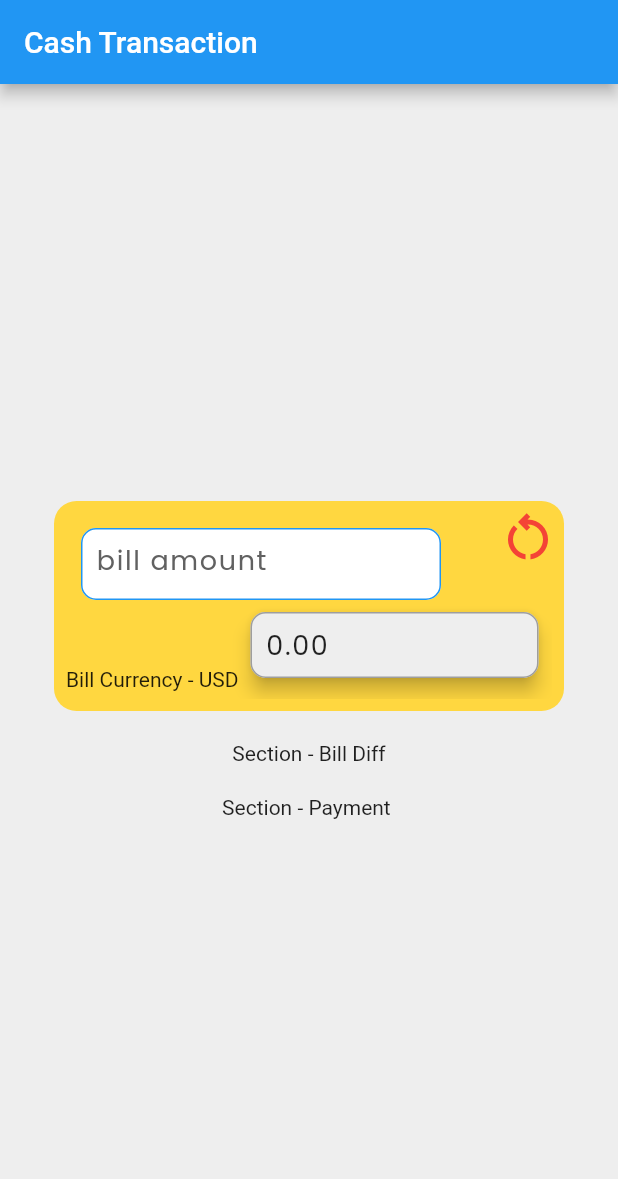
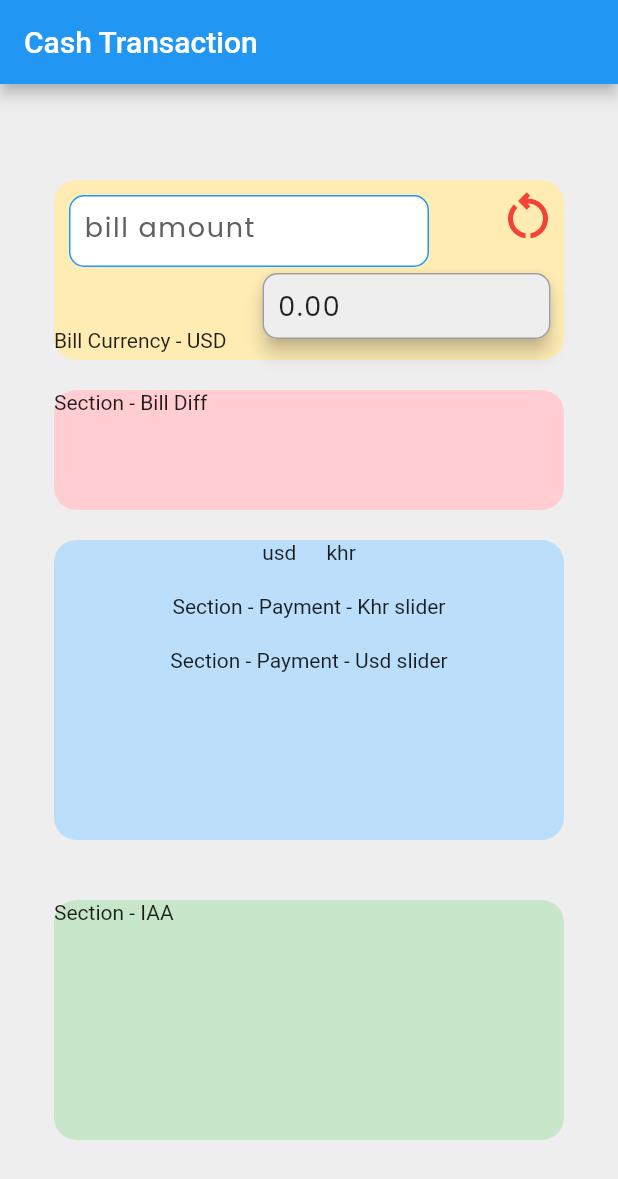
Before and after one commit to carlstep/my_user_input_2, a Flutter app: the screen it shows after launch, on a phone screen of 412 x 824 dp. Shown: the top 1179 px of the screen. Run offline on Flutter 3.47's test engine with Material 2 defaults, Android fonts, the phone set to English and light mode, and no system bars; our stand-ins replace google_fonts.

Commit message:
restructured code for different sections

```diff
--- a/lib/pages/cash_transaction.dart
+++ b/lib/pages/cash_transaction.dart
@@ -1,5 +1,9 @@
 import 'package:flutter/material.dart';
 import 'package:my_user_input_2/sections/bill_process.dart';
+
+import '../sections/bill_difference.dart';
+import '../sections/in_app_adverts.dart';
+import '../sections/payment_process.dart';
 
 class CashTransaction extends StatelessWidget {
   const CashTransaction({Key? key}) : super(key: key);
@@ -20,17 +24,21 @@ class CashTransaction extends StatelessWidget {
             child: Padding(
               padding: const EdgeInsets.all(20.0),
               child: Column(
-                mainAxisAlignment: MainAxisAlignment.center,
+                //mainAxisAlignment: MainAxisAlignment.spaceBetween,
                 children: const [
-                  BillProcess(),
+                  BillProcess(), // handles the bill amount from user
                   SizedBox(
                     height: 20,
                   ),
-                  Text('Section - Bill Diff'),
+                  BillDiff(), // calculates the bill vs payment difference
                   SizedBox(
                     height: 20,
                   ),
-                  Text('Section - Payment '),
+                  PaymentProcess(), // handles the payment amount from user
+                  SizedBox(
+                    height: 40,
+                  ),
+                  AdContainer(), // for in app advertising
                 ],
               ),
             ),
--- /dev/null
+++ b/lib/sections/bill_difference.dart
@@ -0,0 +1,20 @@
+import 'package:flutter/material.dart';
+
+class BillDiff extends StatelessWidget {
+  const BillDiff({
+    Key? key,
+  }) : super(key: key);
+
+  @override
+  Widget build(BuildContext context) {
+    return Container(
+      child: Text('Section - Bill Diff'),
+      width: 340,
+      height: 80,
+      decoration: BoxDecoration(
+        borderRadius: BorderRadius.circular(15),
+        color: Colors.red[100],
+      ),
+    );
+  }
+}
--- a/lib/sections/bill_process.dart
+++ b/lib/sections/bill_process.dart
@@ -36,13 +36,13 @@ class _BillProcessState extends State<BillProcess> {
   Container billAmountInput() {
     return Container(
       width: 340,
-      height: 140,
+      height: 120,
       decoration: BoxDecoration(
         borderRadius: BorderRadius.circular(15),
-        color: Colors.amberAccent,
+        color: Colors.amber[100],
       ),
       child: Padding(
-        padding: const EdgeInsets.all(8.0),
+        padding: const EdgeInsets.all(0.0),
         child: Stack(
           children: [
             Positioned(
@@ -175,8 +175,8 @@ class _BillProcessState extends State<BillProcess> {
               ),
             ),
             Positioned(
-              right: -8,
-              top: -8,
+              right: 0,
+              top: 0,
               child: OutlinedButton(
                 style: OutlinedButton.styleFrom(
                   minimumSize: const Size(40, 40),
--- /dev/null
+++ b/lib/sections/in_app_adverts.dart
@@ -0,0 +1,20 @@
+import 'package:flutter/material.dart';
+
+class AdContainer extends StatelessWidget {
+  const AdContainer({
+    Key? key,
+  }) : super(key: key);
+
+  @override
+  Widget build(BuildContext context) {
+    return Container(
+      child: Text('Section - IAA'),
+      width: 340,
+      height: 160,
+      decoration: BoxDecoration(
+        borderRadius: BorderRadius.circular(15),
+        color: Colors.green[100],
+      ),
+    );
+  }
+}
--- /dev/null
+++ b/lib/sections/payment_process.dart
@@ -0,0 +1,45 @@
+import 'package:flutter/material.dart';
+
+class PaymentProcess extends StatelessWidget {
+  const PaymentProcess({
+    Key? key,
+  }) : super(key: key);
+
+  @override
+  Widget build(BuildContext context) {
+    return Container(
+      width: 340,
+      height: 200,
+      decoration: BoxDecoration(
+        borderRadius: BorderRadius.circular(15),
+        color: Colors.blue[100],
+      ),
+      child: Column(
+        children: [
+          Row(
+            mainAxisAlignment: MainAxisAlignment.center,
+            children: [
+              Text('usd'),
+              SizedBox(
+                width: 20,
+              ),
+              Text('khr'),
+            ],
+          ),
+          SizedBox(
+            height: 20,
+          ),
+          Column(
+            children: [
+              Text('Section - Payment - Khr slider'),
+              SizedBox(
+                height: 20,
+              ),
+              Text('Section - Payment - Usd slider'),
+            ],
+          ),
+        ],
+      ),
+    );
+  }
+}
```
